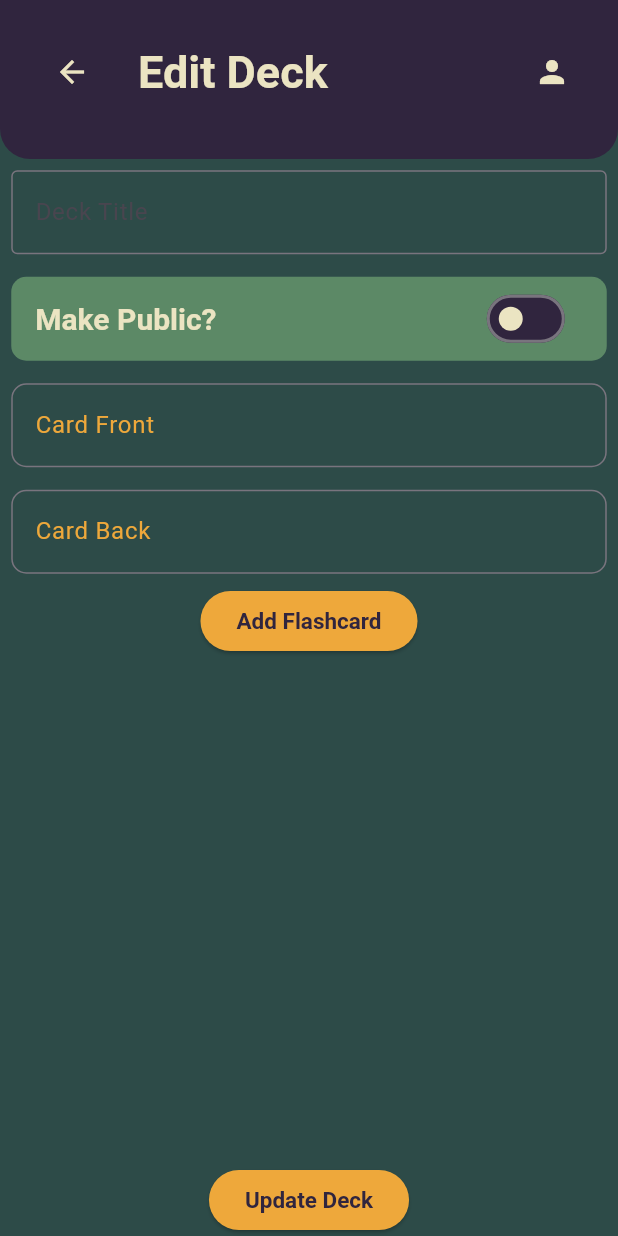
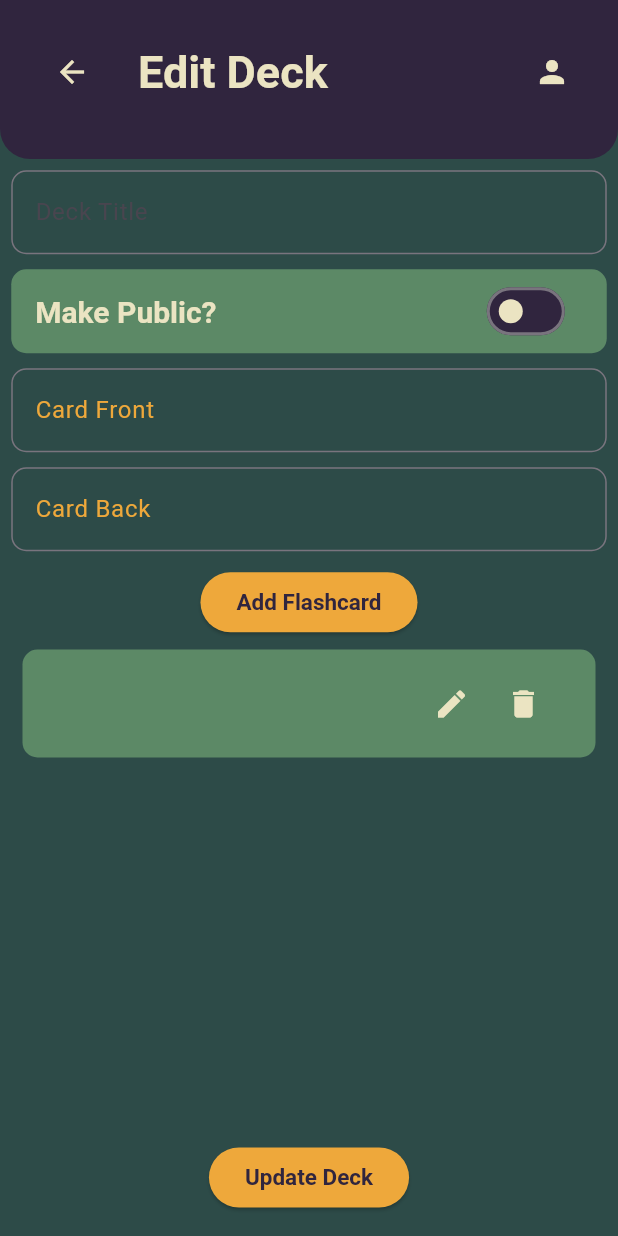
Before and after one commit to TZevs/flashcard_app, a Flutter app: the EditDeckScreen screen opened directly with empty values, after a tap on "Add Flashcard", on a phone screen of 412 x 824 dp. Run offline on Flutter 3.47's test engine with Material 3 defaults, Android fonts, the phone set to English and light mode, and no system bars; our stand-ins replace cloud_firestore, firebase_auth, firebase_core, firebase_storage, flutter_tts, image_picker and 1 more; missing offline and left inert: flutter_flip_card, linear_progress_bar; accounts and stored records are empty.

Commit message:
Changed the padding

```diff
--- a/lib/views/create_deck_screen.dart
+++ b/lib/views/create_deck_screen.dart
@@ -168,8 +168,7 @@ class _CreateDeckScreenState extends State<CreateDeckScreen> {
                           ...viewModel.flashcards.map((item) {
                             int index = viewModel.flashcards.indexOf(item);
                             return Padding(
-                              padding:
-                                  const EdgeInsets.symmetric(vertical: 5.0),
+                              padding: const EdgeInsets.all(7.5),
                               child: ListTile(
                                 title: Text(item.cardFront ?? ''),
                                 subtitle: Text(item.cardBack ?? ''),
--- a/lib/views/edit_deck_screen.dart
+++ b/lib/views/edit_deck_screen.dart
@@ -89,73 +89,70 @@ class _EditDeckScreenState extends State<EditDeckScreen> {
   @override
   Widget build(BuildContext context) {
     final userID = Provider.of<AuthViewModel>(context).userId;
+    final viewModel = Provider.of<EditDeckViewmodel>(context, listen: false);
 
-    return Consumer<EditDeckViewmodel>(builder: (context, viewModel, child) {
-      return SafeArea(
-          child: Scaffold(
+    return Scaffold(
       appBar: AppbarWidget(
         title: "Edit Deck",
       ),
       body: Column(
+        mainAxisAlignment: MainAxisAlignment.center,
         children: [
-            Padding(
-              padding: EdgeInsets.all(7.5),
-              child: TextField(
+          Expanded(
+              child: SingleChildScrollView(
+            child: Padding(
+              padding: const EdgeInsets.all(7.5),
+              child: Column(
+                mainAxisAlignment: MainAxisAlignment.start,
+                children: [
+                  TextField(
+                    style: TextStyle(color: Color(0xFFEBE4C2)),
                     controller: _titleController,
                     decoration: InputDecoration(
                       hintText: "Deck Title",
-                  border: OutlineInputBorder(),
                     ),
                     onChanged: viewModel.setDeckTitle,
                   ),
-            ),
-            Padding(
-              padding: const EdgeInsets.all(7.5),
-              child: SwitchListTile(
+                  SizedBox(height: 10),
+                  SwitchListTile(
                       value: viewModel.isPublic,
                       title: Text(viewModel.setIsPublicLabel()),
                       onChanged: viewModel.setIsPublic),
-            ),
-            Padding(
-              padding: const EdgeInsets.all(7.5),
-              child: TextField(
+                  SizedBox(height: 10),
+                  TextField(
                     controller: _cardFrontController,
                     decoration: InputDecoration(
                       labelText: "Card Front",
                     ),
                   ),
-            ),
-            Padding(
-              padding: const EdgeInsets.all(7.5),
-              child: TextField(
+                  SizedBox(height: 10),
+                  TextField(
                     controller: _cardBackController,
                     decoration: InputDecoration(
                       labelText: "Card Back",
                     ),
                   ),
-            ),
+                  SizedBox(height: 10),
                   ElevatedButton(
                       onPressed: () {
-                  if (_cardFrontController.text.isNotEmpty &&
-                      _cardBackController.text.isNotEmpty) {
-                    viewModel.addFlashcard(
-                        _cardFrontController.text, _cardBackController.text);
+                        viewModel.addFlashcard(_cardFrontController.text,
+                            _cardBackController.text);
 
                         _cardFrontController.clear();
                         _cardBackController.clear();
-                  }
                       },
                       child: Text("Add Flashcard")),
-            Expanded(
-                child: ListView.builder(
-                    itemCount: viewModel.getFlashcards.length,
-                    itemBuilder: (context, index) {
-                      final item = viewModel.getFlashcards[index];
+                  Consumer<EditDeckViewmodel>(
+                      builder: (context, viewModel, child) {
+                    return Column(
+                      children: [
+                        ...viewModel.getFlashcards.map((item) {
+                          int index = viewModel.getFlashcards.indexOf(item);
                           return Padding(
                             padding: const EdgeInsets.all(7.5),
                             child: ListTile(
-                          title: Text(item.cardFront!),
-                          subtitle: Text(item.cardBack!),
+                              title: Text(item.cardFront ?? ''),
+                              subtitle: Text(item.cardBack ?? ''),
                               trailing: Row(
                                 mainAxisSize: MainAxisSize.min,
                                 children: [
@@ -171,17 +168,27 @@ class _EditDeckScreenState extends State<EditDeckScreen> {
                               ),
                             ),
                           );
-                    })),
-            ElevatedButton(
+                        })
+                      ],
+                    );
+                  }),
+                  SizedBox(height: 80),
+                ],
+              ),
+            ),
+          )),
+          Container(
+            padding: const EdgeInsets.all(15),
+            child: ElevatedButton(
                 onPressed: () async {
                   await viewModel.updateDeck(userID!);
                   viewModel.reset();
                   Navigator.pop(context, true);
                 },
                 child: Text("Update Deck")),
+          ),
         ],
       ),
-      ));
-    });
+    );
   }
 }
```
Lines whose indentation alone changed are shown as unchanged.
